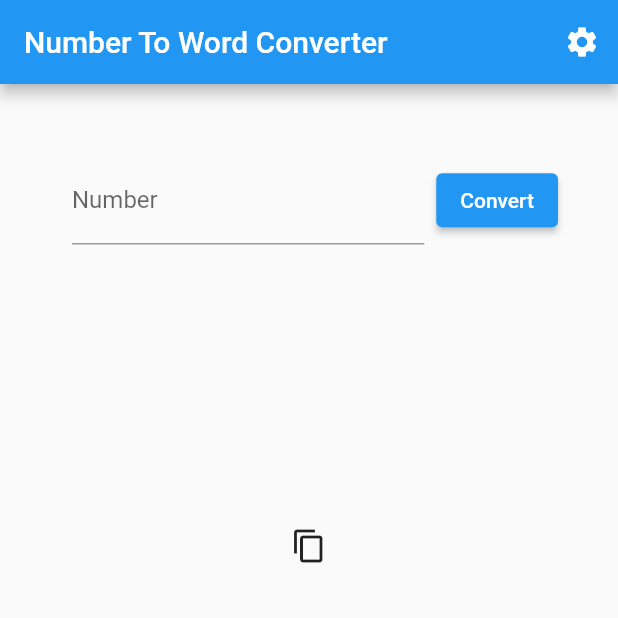
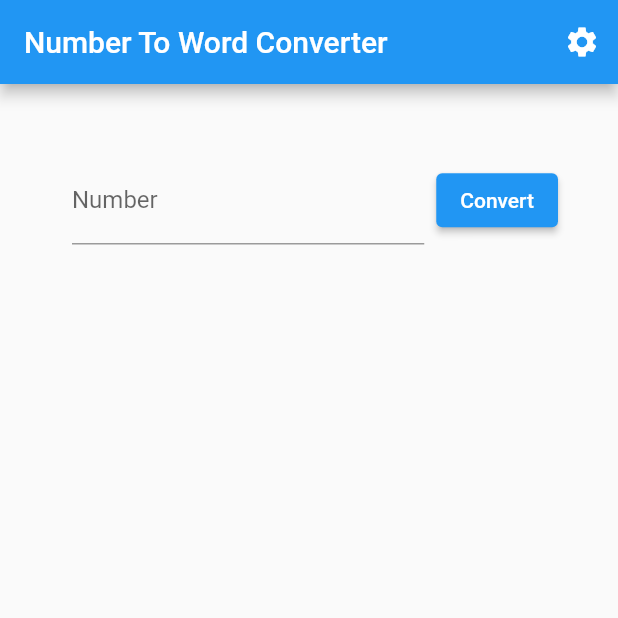
Before and after one commit to mszakacz/flutter-number-to-word, a Flutter app: the screen it shows after launch, after a tap on "Convert", on a phone screen of 412 x 824 dp, the top half of it. Run offline on Flutter 3.47's test engine with Material 2 defaults, Android fonts, the phone set to English and light mode, and no system bars; our stand-ins replace bloc, equatable, flutter_bloc.

Commit message:
only digits input, outputString and copyIcon visibility

```diff
--- a/lib/logic/cubit/converter_cubit.dart
+++ b/lib/logic/cubit/converter_cubit.dart
@@ -8,24 +8,28 @@ part 'converter_state.dart';
 
 class ConverterCubit extends Cubit<ConverterState> {
   ConverterCubit()
-      : super(ConverterState(outputStringNumber: ' ', britishCounting: false));
-
-  void convert(String? inputString) => emit(ConverterState(
-      britishCounting: state.britishCounting,
-      outputStringNumber:
-          toWord(int.parse(inputString.toString()), state.britishCounting)));
+      : super(ConverterState(
+            outputStringNumber: ' ', britishCounting: false, visible: false));
 
   void switchBritish(bool value) => emit(ConverterState(
-      outputStringNumber: state.outputStringNumber, britishCounting: value));
+      outputStringNumber: state.outputStringNumber,
+      britishCounting: value,
+      visible: state.visible));
 
-  // void convert(String? inputString) {
-  //   int value = int.parse(inputString.toString());
-  //   String outputString = toWord(value);
+  void convert(String? inputString) {
+    bool visible = true;
+    String outputString;
+    if (inputString == null || inputString.isEmpty) {
+      outputString = '';
+      visible = false;
+    } else {
+      int value = int.parse(inputString.toString());
+      outputString = toWord(value, state.britishCounting);
+    }
 
-  //   emit(ConverterState(
-  //       inputStringNumber: inputString,
-  //       value: value,
-  //       outputStringNumber: outputString));
-  //   print('input: $inputString, state: ${state.value.toString()}');
-  // }
+    emit(ConverterState(
+        britishCounting: state.britishCounting,
+        outputStringNumber: outputString,
+        visible: visible));
+  }
 }
--- a/lib/logic/cubit/converter_state.dart
+++ b/lib/logic/cubit/converter_state.dart
@@ -3,9 +3,13 @@ part of 'converter_cubit.dart';
 class ConverterState extends Equatable {
   String? outputStringNumber;
   bool britishCounting;
+  bool visible;
 
-  ConverterState({this.outputStringNumber, required this.britishCounting});
+  ConverterState(
+      {this.outputStringNumber,
+      required this.britishCounting,
+      required this.visible});
 
   @override
-  List<Object?> get props => [outputStringNumber, britishCounting];
+  List<Object?> get props => [outputStringNumber, britishCounting, visible];
 }
--- a/lib/presentation/screens/converter_screen.dart
+++ b/lib/presentation/screens/converter_screen.dart
@@ -63,6 +63,9 @@ class _ConverterScreenState extends State<ConverterScreen> {
                       padding: const EdgeInsets.all(8.0),
                       child: TextField(
                         controller: _textController,
+                        inputFormatters: [
+                          FilteringTextInputFormatter.digitsOnly
+                        ],
                         decoration: const InputDecoration(
                           labelText: 'Number',
                           hintText: '1234',
@@ -83,7 +86,10 @@ class _ConverterScreenState extends State<ConverterScreen> {
             SizedBox(height: 50),
             BlocBuilder<ConverterCubit, ConverterState>(
               builder: (context, state) {
-                return Padding(
+                return Visibility(
+                  child: Column(
+                    children: [
+                      Padding(
                         padding: const EdgeInsets.all(30.0),
                         child: Text(
                           '${state.outputStringNumber}',
@@ -92,21 +98,21 @@ class _ConverterScreenState extends State<ConverterScreen> {
                             color: Colors.grey[900],
                           ),
                         ),
-                );
-              },
                       ),
-            BlocBuilder<ConverterCubit, ConverterState>(
-              builder: (context, state) {
-                return IconButton(
+                      IconButton(
                         icon: const Icon(Icons.copy),
                         onPressed: () {
-                    Clipboard.setData(
-                        ClipboardData(text: '${state.outputStringNumber}'));
+                          Clipboard.setData(ClipboardData(
+                              text: '${state.outputStringNumber}'));
                           ScaffoldMessenger.of(context).showSnackBar(SnackBar(
                             content: Text('Text has been copied to clipboard.'),
                             duration: Duration(seconds: 1),
                           ));
                         },
+                      ),
+                    ],
+                  ),
+                  visible: state.visible,
                 );
               },
             ),
```
Lines whose indentation alone changed are shown as unchanged.
